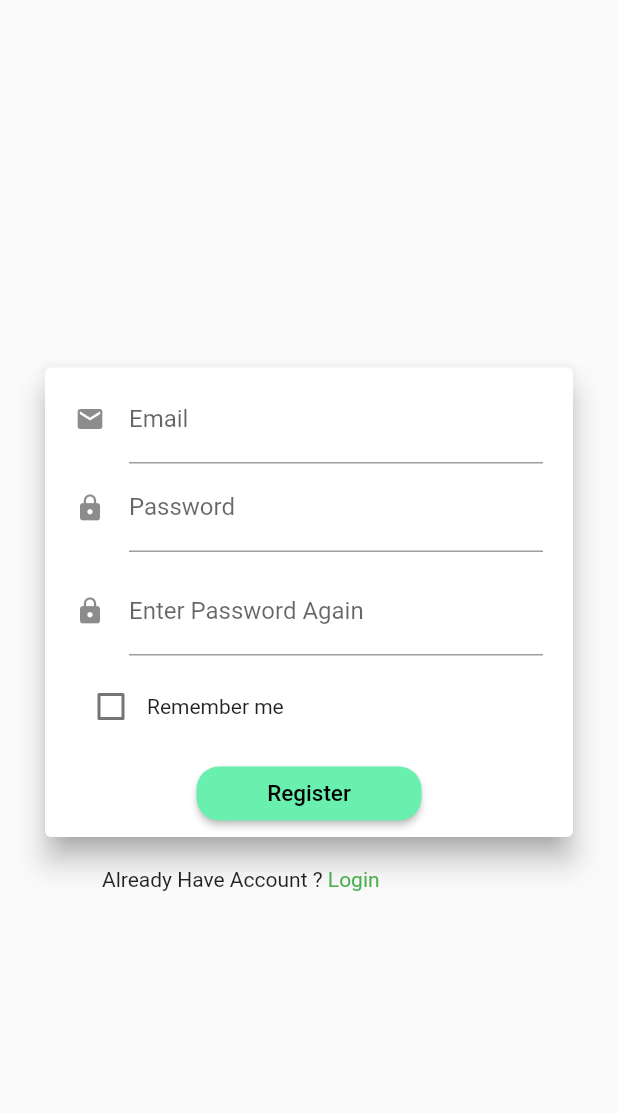
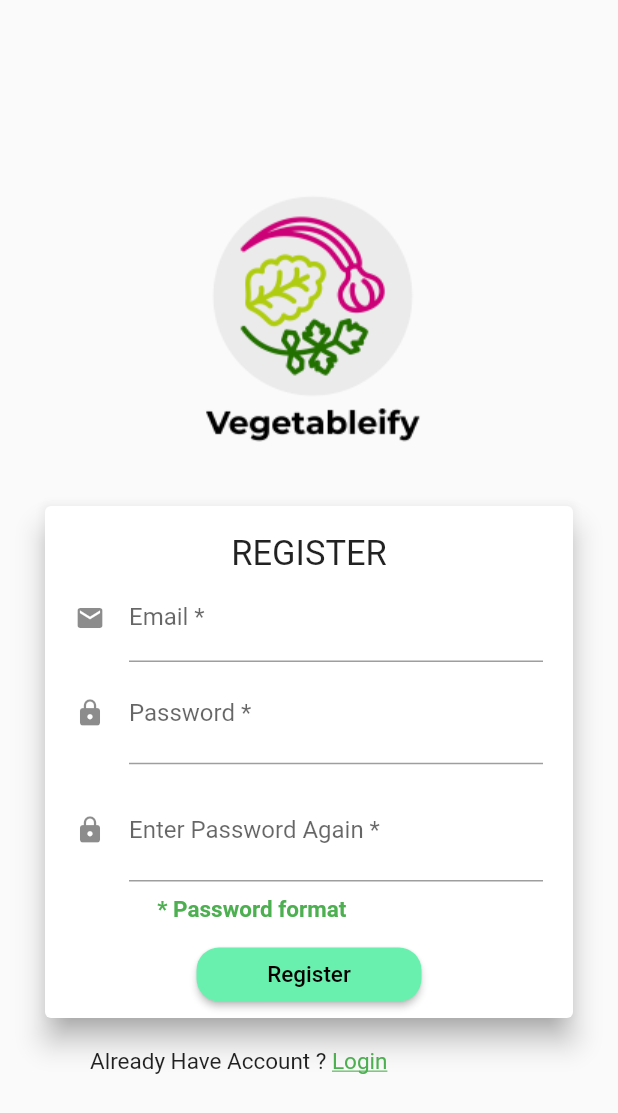
Before and after one commit to ycKai99/vegetableify, a Flutter app: the screen it shows after launch, after a tap on "Register New Account", on a phone screen of 412 x 824 dp. Shown: the top 1113 px of the screen. Run offline on Flutter 3.47's test engine with Material 2 defaults, Android fonts, the phone set to English and light mode, and no system bars; our stand-ins replace fluttertoast, shared_preferences.

Commit message:
add changes

```diff
--- a/lib/loginScreen.dart
+++ b/lib/loginScreen.dart
@@ -39,14 +39,10 @@ class _LoginScreenState extends State<LoginScreen> {
           child: SingleChildScrollView(
             child: Column(
               children: <Widget>[
-                // Container(
-                //     margin: EdgeInsets.all(40),
-                //     child: Image.asset(
-                //         'assets/images/5b8f4891e7bce763734073aa.jpg')
-                // ),
-
+                Container(
+                    margin: EdgeInsets.fromLTRB(25, 20, 20, 10),
+                    child: Image.asset('assets/images/logo.png')),
                 SizedBox(height: 5),
-
                 Card(
                   margin: EdgeInsets.fromLTRB(30, 10, 30, 20),
                   elevation: 8,
@@ -55,6 +51,10 @@ class _LoginScreenState extends State<LoginScreen> {
                     padding: const EdgeInsets.fromLTRB(20, 5, 20, 5),
                     child: Column(
                       children: [
+                        Padding(
+                          padding: const EdgeInsets.fromLTRB(10, 10, 0, 0),
+                          child: Text('LOGIN', style: TextStyle(fontSize: 25)),
+                        ),
                         TextField(
                           controller: _emailController,
                           keyboardType: TextInputType.emailAddress,
@@ -78,6 +78,7 @@ class _LoginScreenState extends State<LoginScreen> {
                         Row(
                           children: [
                             Checkbox(
+                                tristate: true,
                                 value: _rememberMe,
                                 onChanged: (bool value) {
                                   _onChange(value);
@@ -108,10 +109,13 @@ class _LoginScreenState extends State<LoginScreen> {
                 ),
                 SizedBox(height: 5),
                 GestureDetector(
-                  child: Text('Forgot Password ?',
-                      style: TextStyle(
-                        fontSize: 14,
-                      )),
+                  child: Padding(
+                    padding: const EdgeInsets.fromLTRB(0, 0, 0, 15),
+                    child: Text('Forgot Password ?',
+                        style: TextStyle(
+                          fontSize: 14,
+                        )),
+                  ),
                   onTap: _forgotPassword,
                 ),
               ],
@@ -232,13 +236,16 @@ class _LoginScreenState extends State<LoginScreen> {
   } //end login
 
   void _checkEmailPassword(String email, String password) {
-    if (RegExp("\\w{1,}@\\w{2,10}(\\.\\w{2,10}){1,2}").hasMatch(email) ==
-            true &&
-        RegExp(r"([a-zA-Z0-9])(){8,10}").hasMatch(password) == true) {
-      showToast(2);
+    if (email.isEmpty == true || password.isEmpty == true) {
+      showToast(1);
     } else {
-      if (email.isEmpty == true && password.isEmpty == true) {
-        showToast(1);
+      if (RegExp(r'^(([^<>()[\]\\.,;:\s@\"]+(\.[^<>()[\]\\.,;:\s@\"]+)*)|(\".+\"))@((\[[0-9]{1,3}\.[0-9]{1,3}\.[0-9]{1,3}\.[0-9]{1,3}\])|(([a-zA-Z\-0-9]+\.)+[a-zA-Z]{2,}))$')
+                  .hasMatch(email) ==
+              true &&
+          RegExp(r'^(?=.*?[A-Z])(?=.*?[a-z])(?=.*?[0-9])(?=.*?[!@#\$&*~]).{8,10}$')
+                  .hasMatch(password) ==
+              true) {
+        showToast(2);
       } else {
         showToast(0);
       }
@@ -306,4 +313,5 @@ class _LoginScreenState extends State<LoginScreen> {
       }
     });
   } //end _resetPassword
+
 } //end login screen
--- a/lib/registrationScreen.dart
+++ b/lib/registrationScreen.dart
@@ -1,17 +1,17 @@
 import 'package:flutter/material.dart';
 import 'package:fluttertoast/fluttertoast.dart';
 import 'package:http/http.dart' as http;
-import 'package:shared_preferences/shared_preferences.dart';
 import 'loginScreen.dart';
+import 'package:flutter/services.dart';
 
 /* Step for register user
 1. enter email and password format
-2. click rememberMe to save email and password
-3. click register
- - check email and password format
- - show confirm showDialog
- - call register user method
- - register success
+
+2. click register
+- check email and password format
+- show confirm showDialog
+- call register user method
+- register success
 */
 
 class RegistrationScreen extends StatefulWidget {
@@ -20,16 +20,10 @@ class RegistrationScreen extends StatefulWidget {
 }
 
 class _RegistrationScreenState extends State<RegistrationScreen> {
-  bool _rememberMe = false;
-  SharedPreferences sharedPref;
+  bool _showPassword = true;
   TextEditingController _emailController = new TextEditingController();
   TextEditingController _passwordController = new TextEditingController();
   TextEditingController _passwordConfController = new TextEditingController();
-  @override
-  void initState() {
-    loadPreference();
-    super.initState();
-  }
 
   @override
   Widget build(BuildContext context) {
@@ -39,10 +33,9 @@ class _RegistrationScreenState extends State<RegistrationScreen> {
         body: Center(
           child: SingleChildScrollView(
             child: Column(children: <Widget>[
-              // Container(
-              //     margin: EdgeInsets.all(40),
-              //     child: Image.asset(
-              //         'assets/images/5b8f4891e7bce763734073aa.jpg')),
+              Container(
+                  margin: EdgeInsets.fromLTRB(25, 20, 20, 10),
+                  child: Image.asset('assets/images/logo.png')),
 
               SizedBox(height: 5),
 
@@ -54,44 +47,57 @@ class _RegistrationScreenState extends State<RegistrationScreen> {
                   padding: const EdgeInsets.fromLTRB(20, 5, 20, 5),
                   child: Column(
                     children: [
+                      Padding(
+                        padding: const EdgeInsets.fromLTRB(0, 13, 0, 0),
+                        child: Text('REGISTER', style: TextStyle(fontSize: 23)),
+                      ),
                       TextField(
                         controller: _emailController,
                         keyboardType: TextInputType.emailAddress,
                         decoration: InputDecoration(
-                          labelText: 'Email',
-                          hintText: 'Please enter valid email',
+                          labelText: 'Email *',
+                          hintText: 'Your email address',
                           icon: Icon(Icons.email, size: 20),
                         ),
                       ),
                       TextField(
                         controller: _passwordController,
                         decoration: InputDecoration(
-                          labelText: 'Password',
+                          labelText: 'Password *',
                           hintText: '8 - 10 character',
                           icon: Icon(Icons.lock, size: 20),
+                          suffix: InkWell(
+                            onTap: _onClick,
+                            child: Icon(Icons.visibility),
+                          ),
                         ),
-                        obscureText: true,
+                        obscureText: _showPassword,
                       ),
                       SizedBox(height: 10),
                       TextField(
                         controller: _passwordConfController,
                         decoration: InputDecoration(
-                          labelText: 'Enter Password Again',
-                          hintText: '6 - 8 character',
+                          labelText: 'Enter Password Again *',
+                          hintText: '8 - 10 character',
                           icon: Icon(Icons.lock, size: 20),
+                          suffix: InkWell(
+                            onTap: _onClick,
+                            child: Icon(Icons.visibility),
+                          ),
                         ),
-                        obscureText: true,
+                        obscureText: _showPassword,
                       ),
                       SizedBox(height: 10),
-                      Row(
-                        children: [
-                          Checkbox(
-                              value: _rememberMe,
-                              onChanged: (bool value) {
-                                _onChange(value);
-                              }),
-                          Text("Remember me")
-                        ],
+                      GestureDetector(
+                        child: Padding(
+                          padding: const EdgeInsets.fromLTRB(0, 0, 80, 0),
+                          child: Text(' * Password format',
+                              style: TextStyle(
+                                  color: Colors.green,
+                                  fontSize: 15,
+                                  fontWeight: FontWeight.bold)),
+                        ),
+                        onTap: _passwordFormat,
                       ),
                       SizedBox(height: 10),
                       MaterialButton(
@@ -111,12 +117,20 @@ class _RegistrationScreenState extends State<RegistrationScreen> {
               GestureDetector(
                 child: Row(children: [
                   Padding(
-                    padding: const EdgeInsets.fromLTRB(68, 0, 0, 0),
+                    padding: const EdgeInsets.fromLTRB(60, 0, 0, 15),
                     child: Text('Already Have Account ? ',
-                        style: TextStyle(fontSize: 14)),
+                        style: TextStyle(fontSize: 15)),
                   ),
-                  Text("Login",
-                      style: TextStyle(fontSize: 14, color: Colors.green)),
+                  Padding(
+                    padding: const EdgeInsets.fromLTRB(0, 0, 0, 15),
+                    child: Text(
+                      "Login",
+                      style: TextStyle(
+                          fontSize: 15,
+                          color: Colors.green,
+                          decoration: TextDecoration.underline),
+                    ),
+                  ),
                 ]),
                 onTap: _alreadyReg,
               ),
@@ -159,7 +173,7 @@ class _RegistrationScreenState extends State<RegistrationScreen> {
                           fontWeight: FontWeight.bold)),
                   onPressed: () {
                     Navigator.of(context).pop();
-                    _registerUser(_email, _password);
+                    _checkEmailPassword(_email, _password, _confPassword);
                   }),
               TextButton(
                   child: Text("Cancel",
@@ -174,71 +188,6 @@ class _RegistrationScreenState extends State<RegistrationScreen> {
         });
   } //end register
 
-  void _onChange(bool value) {
-    String _email = _emailController.text.toString();
-    String _password = _passwordController.text.toString();
-    if (_email.isEmpty || _password.isEmpty) {
-      showToast(1);
-      return;
-    }
-    setState(() {
-      _rememberMe = value;
-      savePreference(value, _email, _password);
-    });
-  } //end onChange
-
-  Future<void> savePreference(bool value, String email, String password) async {
-    sharedPref = await SharedPreferences.getInstance();
-    if (value) {
-      await sharedPref.setString("email", email);
-      await sharedPref.setString("password", password);
-      await sharedPref.setBool("rememberMe", value);
-      Fluttertoast.showToast(
-        msg: "Your email and password is saved",
-        toastLength: Toast.LENGTH_SHORT,
-        gravity: ToastGravity.BOTTOM,
-        timeInSecForIosWeb: 1,
-        backgroundColor: Colors.greenAccent,
-        textColor: Colors.black,
-        fontSize: 15,
-      );
-      return;
-    } else {
-      await sharedPref.setString("email", '');
-      await sharedPref.setString("password", '');
-      await sharedPref.setBool("rememberMe", value);
-      Fluttertoast.showToast(
-        msg: "Preference removed",
-        timeInSecForIosWeb: 1,
-        toastLength: Toast.LENGTH_SHORT,
-        gravity: ToastGravity.BOTTOM,
-        backgroundColor: Colors.greenAccent,
-        textColor: Colors.black,
-        fontSize: 15,
-      );
-      setState(() {
-        _emailController.text = "";
-        _passwordController.text = "";
-        _passwordConfController.text = "";
-        _rememberMe = false;
-      });
-      return;
-    }
-  } //end savePreference
-
-  Future<void> loadPreference() async {
-    sharedPref = await SharedPreferences.getInstance();
-    String _email = sharedPref.getString("email") ?? '';
-    String _password = sharedPref.getString("password") ?? '';
-
-    _rememberMe = sharedPref.getBool("rememberMe") ?? false;
-
-    setState(() {
-      _emailController.text = _email;
-      _passwordController.text = _password;
-    });
-  } //end loadPreference
-
   void _registerUser(String email, String password) {
     http.post(Uri.parse("http://yck99.com/vegetableify/php/register_user.php"),
         body: {"email": email, "password": password}).then((response) {
@@ -250,6 +199,33 @@ class _RegistrationScreenState extends State<RegistrationScreen> {
       }
     });
   } //end register
+
+  void _checkEmailPassword(String email, String password, String confPassword) {
+    if (email.isEmpty == true ||
+        password.isEmpty == true ||
+        confPassword.isEmpty == true) {
+      showToast(1);
+      return;
+    } else {
+      if (password != confPassword) {
+        showToast(4);
+        return;
+      } else {
+        if (RegExp(r'^(([^<>()[\]\\.,;:\s@\"]+(\.[^<>()[\]\\.,;:\s@\"]+)*)|(\".+\"))@((\[[0-9]{1,3}\.[0-9]{1,3}\.[0-9]{1,3}\.[0-9]{1,3}\])|(([a-zA-Z\-0-9]+\.)+[a-zA-Z]{2,}))$')
+                    .hasMatch(email) ==
+                true &&
+            RegExp(r'^(?=.*?[A-Z])(?=.*?[a-z])(?=.*?[0-9])(?=.*?[!@#\$&*~]).{8,10}$')
+                    .hasMatch(password) ==
+                true) {
+          showToast(2);
+          _registerUser(email, password);
+          return;
+        } else {
+          showToast(0);
+        }
+      }
+    }
+  } //end _checkEmailPassword
 
   void showToast(int num) {
     switch (num) {
@@ -283,6 +259,16 @@ class _RegistrationScreenState extends State<RegistrationScreen> {
             textColor: Colors.black,
             fontSize: 16);
         break;
+      case 4:
+        Fluttertoast.showToast(
+            msg: "Please enter the same password",
+            toastLength: Toast.LENGTH_SHORT,
+            gravity: ToastGravity.BOTTOM,
+            timeInSecForIosWeb: 1,
+            backgroundColor: Colors.greenAccent,
+            textColor: Colors.black,
+            fontSize: 16);
+        break;
 
       default:
         Fluttertoast.showToast(
@@ -295,4 +281,66 @@ class _RegistrationScreenState extends State<RegistrationScreen> {
             fontSize: 16);
     }
   } //end showError
+
+  void _onClick() {
+    setState(() {
+      _showPassword = !_showPassword;
+    });
+  }
+
+  void _passwordFormat() {
+    showDialog(
+        context: context,
+        builder: (BuildContext context) {
+          return AlertDialog(
+            shape: RoundedRectangleBorder(
+                borderRadius: BorderRadius.all(Radius.circular(20))),
+            title: Text("Password Format "),
+            content: new Container(
+              height: 100,
+              child: Center(
+                child: SingleChildScrollView(
+                  child: Column(
+                    children: [
+                      Text(
+                        '- Minimum 1 upper case',
+                        textAlign: TextAlign.left,
+                      ),
+                      Text(
+                        '- Minimum 1 lower case',
+                        textAlign: TextAlign.left,
+                      ),
+                      Text(
+                        '- Minimum 1 numeric case',
+                        textAlign: TextAlign.left,
+                      ),
+                      Text(
+                        '- Minimum 1 special case',
+                        textAlign: TextAlign.left,
+                      ),
+                      Text(
+                        '- Common allow character',
+                        textAlign: TextAlign.left,
+                      ),
+                    ],
+                  ),
+                ),
+              ),
+            ),
+            actions: [
+              Padding(
+                padding: const EdgeInsets.fromLTRB(0, 0, 0, 0),
+                child: TextButton(
+                    child: Text("OK",
+                        style: TextStyle(
+                            color: Colors.greenAccent,
+                            fontWeight: FontWeight.bold)),
+                    onPressed: () {
+                      Navigator.of(context).pop();
+                    }),
+              ),
+            ],
+          );
+        });
+  }
 } //end register screen
--- a/lib/splashScreen.dart
+++ b/lib/splashScreen.dart
@@ -30,7 +30,7 @@ class _SplashScreenState extends State<SplashScreen> {
             children: [
               Padding(
                 padding: const EdgeInsets.all(8.0),
-                child: Image.asset('assets/images/01.jpg'),
+                child: Image.asset('assets/images/logo.png'),
               ),
             ],
           ),
```
Also changed, not shown: lib/mainScreen.dart (+38 -11 lines), assets/images/01.jpg (deleted), assets/images/logo.png (added).
